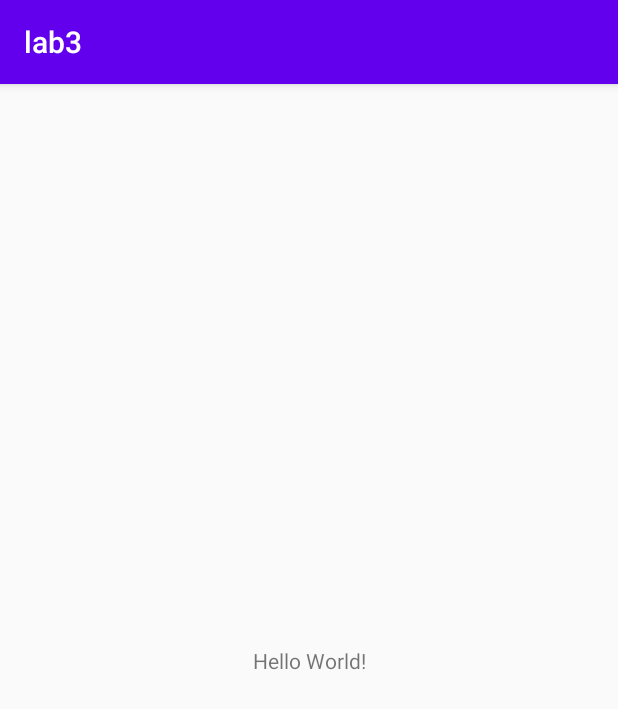
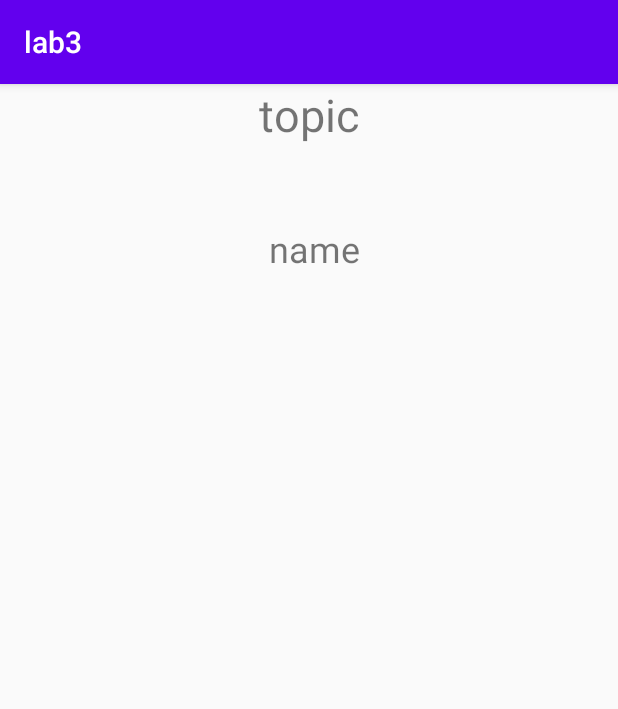
Before and after one commit to sewminiii/lab3new, an Android app: the screen it shows after launch (MainActivity), on a phone screen of 412 x 824 dp. Shown: the top 709 px of the screen. Run offline under Robolectric (Android 15) with nearby library versions, the phone set to English and light mode, and no system bars.

Commit message:
add topic and name commit

```diff
--- a/app/src/main/res/layout/activity_main.xml
+++ b/app/src/main/res/layout/activity_main.xml
@@ -7,12 +7,26 @@
     tools:context=".MainActivity">
 
     <TextView
-        android:layout_width="wrap_content"
-        android:layout_height="wrap_content"
-        android:text="Hello World!"
-        app:layout_constraintBottom_toBottomOf="parent"
-        app:layout_constraintLeft_toLeftOf="parent"
-        app:layout_constraintRight_toRightOf="parent"
-        app:layout_constraintTop_toTopOf="parent" />
+        android:id="@+id/textView"
+        android:layout_width="215dp"
+        android:layout_height="53dp"
+        android:text="@string/main_message"
+        android:textAlignment="center"
+        android:textSize="30sp"
+        app:layout_constraintEnd_toEndOf="parent"
+        app:layout_constraintStart_toStartOf="parent"
+        tools:layout_editor_absoluteY="50dp" />
 
+    <TextView
+        android:id="@+id/textView2"
+        android:layout_width="222dp"
+        android:layout_height="55dp"
+        android:layout_marginTop="40dp"
+        android:text="@string/sub_message"
+        android:textAlignment="center"
+        android:textSize="24sp"
+        app:layout_constraintEnd_toEndOf="parent"
+        app:layout_constraintHorizontal_bias="0.518"
+        app:layout_constraintStart_toStartOf="parent"
+        app:layout_constraintTop_toBottomOf="@+id/textView" />
 </androidx.constraintlayout.widget.ConstraintLayout>
--- a/app/src/main/res/values/strings.xml
+++ b/app/src/main/res/values/strings.xml
@@ -1,3 +1,5 @@
 <resources>
     <string name="app_name">lab3</string>
+    <string name="main_message">topic</string>
+    <string name="sub_message">name</string>
 </resources>
```
